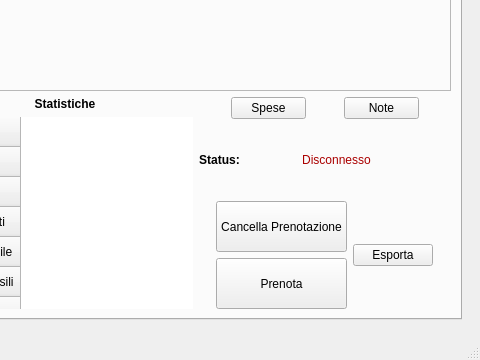
Before: the Qt Designer form gui.ui in LucioPg/ErbaVento, drawn with Qt 5; both pictures show x 407 to 887 and y 580 to 940 of the 887 by 940 pixel window.
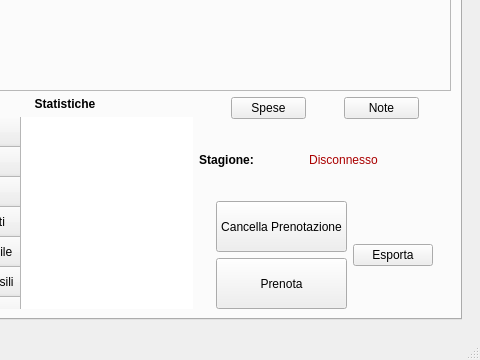
After: the same form once the commit is applied. Custom widgets are drawn as their Qt base class.

Commit message: set label stagione with colors

```diff
--- a/gui.ui
+++ b/gui.ui
@@ -587,7 +587,7 @@
                        </font>
                       </property>
                       <property name="text">
-                       <string>Status:</string>
+                       <string>Stagione:</string>
                       </property>
                       <property name="alignment">
                        <set>Qt::AlignCenter</set>
```
Left out of the diff: 2 changed lines with no effect on the pictures. The commit also changes 2 other files.
